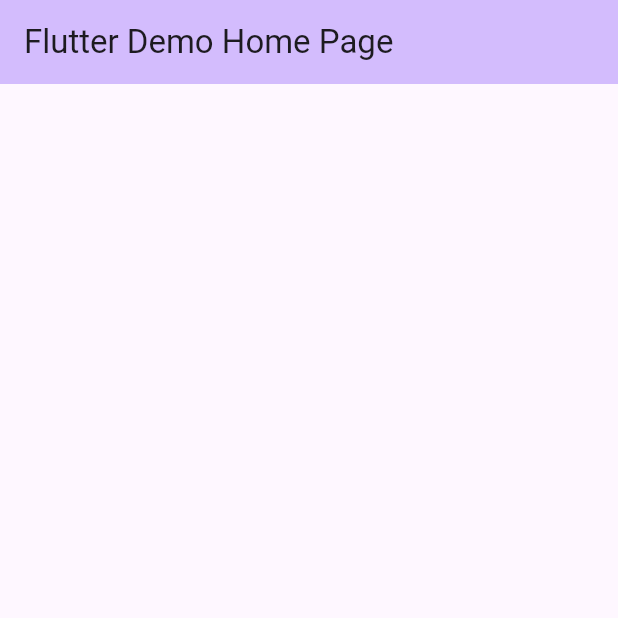
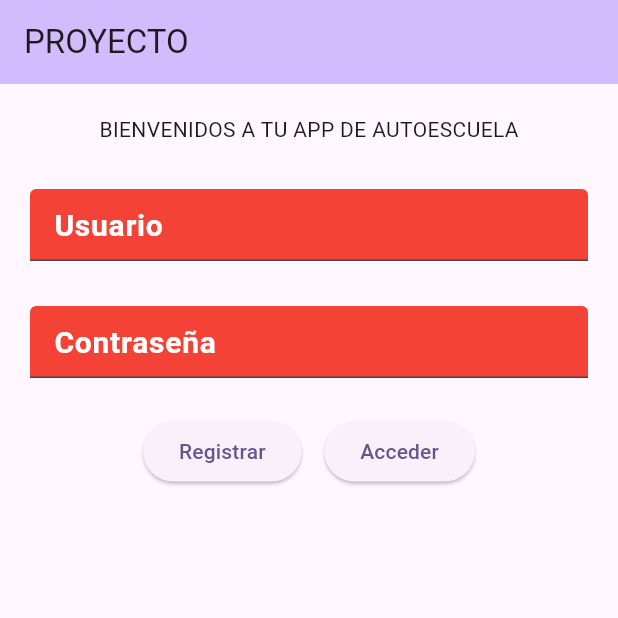
Before and after one commit to AChacon97/oposiciones, a Flutter app: the screen it shows after launch, on a phone screen of 412 x 824 dp, the top half of it. Run offline on Flutter 3.47's test engine with Material 3 defaults, Android fonts, the light colour scheme and no system bars; our stand-ins replace firebase_core; accounts and stored records are empty.

Commit message:
Pagina_principal

```diff
--- a/appoposiciones/lib/main.dart
+++ b/appoposiciones/lib/main.dart
@@ -40,9 +40,63 @@
     return Scaffold(
       appBar: AppBar(
         backgroundColor: Theme.of(context).colorScheme.inversePrimary,
-        title: Text(widget.title),
+        title: Text('PROYECTO'),
       ),
-      body: Center(),
+      body: Padding(
+        padding: const EdgeInsets.all(20.0),
+        child: Column(
+          mainAxisSize: MainAxisSize.max,
+          children:<Widget> [
+            Text('BIENVENIDOS A TU APP DE AUTOESCUELA'),
+            SizedBox(height: 30,),
+            TextField(
+
+              decoration: InputDecoration(
+                hintStyle: TextStyle(color: Colors.white, fontSize: 20.0, fontWeight: FontWeight.bold),
+                hintText: 'Usuario',
+                fillColor: Colors.red,
+                filled: true,
+
+              ),
+            ),
+            SizedBox(height: 30,),
+            TextField(
+              obscureText: true,
+              decoration: InputDecoration
+              (
+              hintStyle: TextStyle(color: Colors.white, fontSize: 20.0, fontWeight: FontWeight.bold),
+              hintText: 'Contraseña',
+              fillColor: Colors.red,
+              filled: true,
+              ),
+            ),
+            SizedBox(height: 25,),
+            Row(
+              mainAxisAlignment: MainAxisAlignment.center,
+              children:<Widget> [
+
+                BotonRegistrar(),
+                SizedBox(width: 15,),
+                BotonAcceder(),
+            ]
+           ),
+         ],
+        ),
+      )
     );
   }
 }
+
+Widget BotonRegistrar (){
+   return ElevatedButton(
+    onPressed: (){},
+    child: Text('Registrar'),
+    );
+}
+
+Widget BotonAcceder (){
+  return ElevatedButton(
+    onPressed: (){},
+    child: Text('Acceder'),
+    );
+}
```
